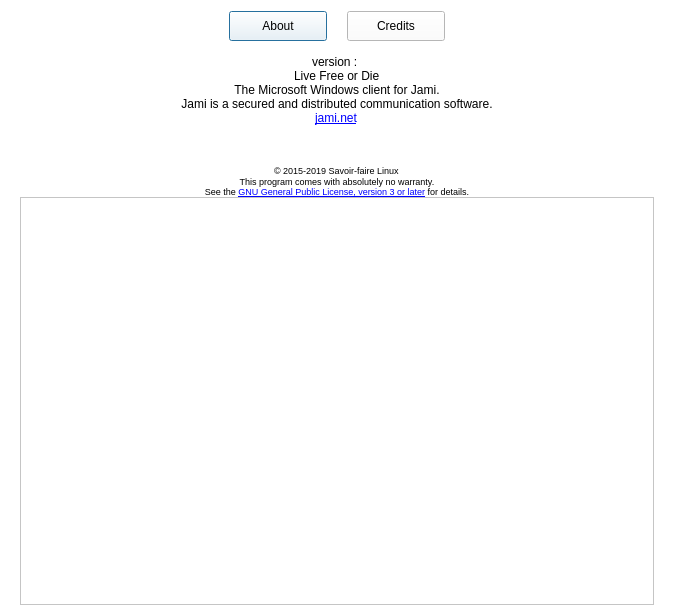
Qt form aboutdialog.ui (savoirfairelinux/jami-client-windows) before a commit.
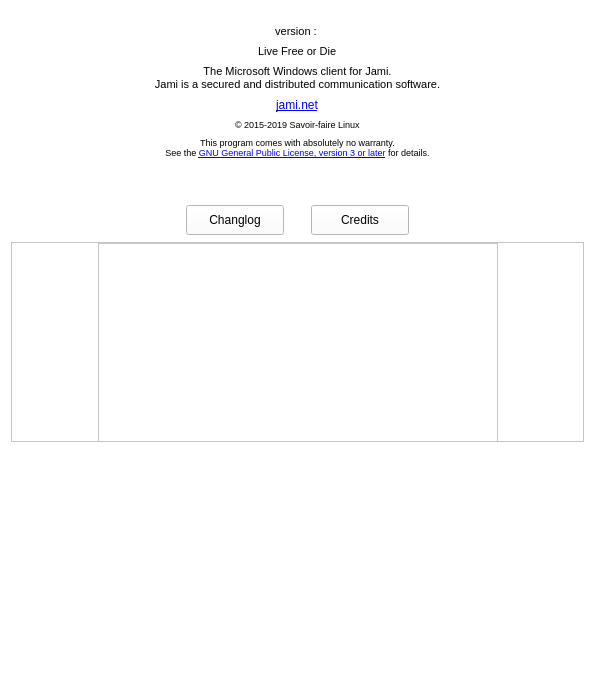
The same form after that commit. Icons and pictures are not drawn.

Commit message: changelog: show generated change logs at every fresh install

Diff of the .ui file:
```diff
--- a/aboutdialog.ui
+++ b/aboutdialog.ui
@@ -1,13 +1,13 @@
 <?xml version="1.0" encoding="UTF-8"?>
 <ui version="4.0">
  <class>AboutDialog</class>
- <widget class="QDialog" name="AboutDialog">
+ <widget class="QWidget" name="AboutDialog">
   <property name="geometry">
    <rect>
     <x>0</x>
     <y>0</y>
-    <width>674</width>
-    <height>616</height>
+    <width>595</width>
+    <height>684</height>
    </rect>
   </property>
   <property name="sizePolicy">
@@ -434,100 +434,10 @@
   <property name="windowTitle">
    <string>About</string>
   </property>
-  <layout class="QVBoxLayout" name="verticalLayout" stretch="0,0,0,0">
+  <layout class="QVBoxLayout" name="verticalLayout" stretch="0,0,0">
    <property name="spacing">
     <number>0</number>
    </property>
-   <item>
-    <layout class="QHBoxLayout" name="horizontalLayout" stretch="0,0,0,0,0">
-     <property name="topMargin">
-      <number>0</number>
-     </property>
-     <item>
-      <spacer name="horizontalSpacer_2">
-       <property name="orientation">
-        <enum>Qt::Horizontal</enum>
-       </property>
-       <property name="sizeHint" stdset="0">
-        <size>
-         <width>40</width>
-         <height>20</height>
-        </size>
-       </property>
-      </spacer>
-     </item>
-     <item>
-      <widget class="QPushButton" name="aboutButton">
-       <property name="minimumSize">
-        <size>
-         <width>98</width>
-         <height>30</height>
-        </size>
-       </property>
-       <property name="toolTip">
-        <string>About</string>
-       </property>
-       <property name="text">
-        <string>About</string>
-       </property>
-       <property name="checkable">
-        <bool>false</bool>
-       </property>
-       <property name="checked">
-        <bool>false</bool>
-       </property>
-      </widget>
-     </item>
-     <item>
-      <spacer name="horizontalSpacer_3">
-       <property name="orientation">
-        <enum>Qt::Horizontal</enum>
-       </property>
-       <property name="sizeType">
-        <enum>QSizePolicy::Fixed</enum>
-       </property>
-       <property name="sizeHint" stdset="0">
-        <size>
-         <width>20</width>
-         <height>20</height>
-        </size>
-       </property>
-      </spacer>
-     </item>
-     <item>
-      <widget class="QPushButton" name="creditsButton">
-       <property name="minimumSize">
-        <size>
-         <width>98</width>
-         <height>30</height>
-        </size>
-       </property>
-       <property name="toolTip">
-        <string>Credits</string>
-       </property>
-       <property name="text">
-        <string>Credits</string>
-       </property>
-       <property name="checkable">
-        <bool>false</bool>
-       </property>
-      </widget>
-     </item>
-     <item>
-      <spacer name="horizontalSpacer">
-       <property name="orientation">
-        <enum>Qt::Horizontal</enum>
-       </property>
-       <property name="sizeHint" stdset="0">
-        <size>
-         <width>40</width>
-         <height>20</height>
-        </size>
-       </property>
-      </spacer>
-     </item>
-    </layout>
-   </item>
    <item alignment="Qt::AlignHCenter">
     <widget class="QLabel" name="label">
      <property name="sizePolicy">
@@ -547,23 +457,37 @@
      </property>
     </widget>
    </item>
-   <item alignment="Qt::AlignVCenter">
+   <item>
     <widget class="QWidget" name="aboutWidget" native="true">
      <layout class="QVBoxLayout" name="aboutLayout">
       <property name="spacing">
+       <number>7</number>
+      </property>
+      <property name="leftMargin">
        <number>0</number>
       </property>
       <property name="topMargin">
        <number>0</number>
       </property>
+      <property name="rightMargin">
+       <number>0</number>
+      </property>
       <property name="bottomMargin">
        <number>0</number>
       </property>
-      <item alignment="Qt::AlignHCenter">
+      <item>
        <widget class="QLabel" name="gitVersionLabel">
+        <property name="font">
+         <font>
+          <pointsize>8</pointsize>
+         </font>
+        </property>
         <property name="text">
          <string notr="true">version : </string>
         </property>
+        <property name="alignment">
+         <set>Qt::AlignCenter</set>
+        </property>
         <property name="margin">
          <number>5</number>
         </property>
@@ -571,6 +495,11 @@
       </item>
       <item alignment="Qt::AlignHCenter">
        <widget class="QLabel" name="releaseLabel">
+        <property name="font">
+         <font>
+          <pointsize>8</pointsize>
+         </font>
+        </property>
         <property name="text">
          <string>Live Free or Die</string>
         </property>
@@ -584,6 +513,11 @@
       </item>
       <item>
        <widget class="QLabel" name="label_5">
+        <property name="font">
+         <font>
+          <pointsize>8</pointsize>
+         </font>
+        </property>
         <property name="layoutDirection">
          <enum>Qt::LeftToRight</enum>
         </property>
@@ -629,6 +563,48 @@
         </property>
        </widget>
       </item>
+      <item alignment="Qt::AlignHCenter">
+       <widget class="QLabel" name="label_8">
+        <property name="font">
+         <font>
+          <pointsize>7</pointsize>
+         </font>
+        </property>
+        <property name="text">
+         <string notr="true">&lt;html&gt;&lt;head/&gt;&lt;body&gt;&lt;p&gt;© 2015-2019 Savoir-faire Linux&lt;/p&gt;&lt;/body&gt;&lt;/html&gt;</string>
+        </property>
+        <property name="margin">
+         <number>5</number>
+        </property>
+       </widget>
+      </item>
+      <item>
+       <widget class="QLabel" name="label_9">
+        <property name="font">
+         <font>
+          <pointsize>7</pointsize>
+         </font>
+        </property>
+        <property name="cursor">
+         <cursorShape>PointingHandCursor</cursorShape>
+        </property>
+        <property name="text">
+         <string notr="true">&lt;html&gt;&lt;head/&gt;&lt;body&gt;&lt;p&gt;This program comes with absolutely no warranty. &lt;br/&gt;See the &lt;a href=&quot;http://www.gnu.org/licenses/gpl-3.0.html&quot;&gt;&lt;span style=&quot; text-decoration: underline; color:#0000ff;&quot;&gt;GNU General Public License, version 3 or later&lt;/span&gt;&lt;/a&gt; for details.&lt;/p&gt;&lt;/body&gt;&lt;/html&gt;</string>
+        </property>
+        <property name="textFormat">
+         <enum>Qt::RichText</enum>
+        </property>
+        <property name="alignment">
+         <set>Qt::AlignCenter</set>
+        </property>
+        <property name="wordWrap">
+         <bool>false</bool>
+        </property>
+        <property name="openExternalLinks">
+         <bool>true</bool>
+        </property>
+       </widget>
+      </item>
       <item>
        <spacer name="verticalSpacer">
         <property name="orientation">
@@ -642,74 +618,269 @@
         </property>
        </spacer>
       </item>
-      <item alignment="Qt::AlignHCenter">
-       <widget class="QLabel" name="label_8">
-        <property name="font">
-         <font>
-          <pointsize>7</pointsize>
-         </font>
+      <item>
+       <layout class="QHBoxLayout" name="horizontalLayout" stretch="0,0,0,0,0">
+        <property name="topMargin">
+         <number>0</number>
         </property>
-        <property name="text">
-         <string notr="true">&lt;html&gt;&lt;head/&gt;&lt;body&gt;&lt;p&gt;© 2015-2019 Savoir-faire Linux&lt;/p&gt;&lt;/body&gt;&lt;/html&gt;</string>
-        </property>
-        <property name="margin">
-         <number>5</number>
-        </property>
-       </widget>
+        <item>
+         <spacer name="horizontalSpacer_2">
+          <property name="orientation">
+           <enum>Qt::Horizontal</enum>
+          </property>
+          <property name="sizeHint" stdset="0">
+           <size>
+            <width>40</width>
+            <height>20</height>
+           </size>
+          </property>
+         </spacer>
+        </item>
+        <item>
+         <widget class="QPushButton" name="changelogButton">
+          <property name="minimumSize">
+           <size>
+            <width>98</width>
+            <height>30</height>
+           </size>
+          </property>
+          <property name="font">
+           <font>
+            <pointsize>9</pointsize>
+           </font>
+          </property>
+          <property name="toolTip">
+           <string>About</string>
+          </property>
+          <property name="text">
+           <string>Changlog</string>
+          </property>
+          <property name="checkable">
+           <bool>false</bool>
+          </property>
+          <property name="checked">
+           <bool>false</bool>
+          </property>
+         </widget>
+        </item>
+        <item>
+         <spacer name="horizontalSpacer_3">
+          <property name="orientation">
+           <enum>Qt::Horizontal</enum>
+          </property>
+          <property name="sizeType">
+           <enum>QSizePolicy::Fixed</enum>
+          </property>
+          <property name="sizeHint" stdset="0">
+           <size>
+            <width>20</width>
+            <height>20</height>
+           </size>
+          </property>
+         </spacer>
+        </item>
+        <item>
+         <widget class="QPushButton" name="creditsButton">
+          <property name="minimumSize">
+           <size>
+            <width>98</width>
+            <height>30</height>
+           </size>
+          </property>
+          <property name="font">
+           <font>
+            <pointsize>9</pointsize>
+           </font>
+          </property>
+          <property name="toolTip">
+           <string>Credits</string>
+          </property>
+          <property name="text">
+           <string>Credits</string>
+          </property>
+          <property name="checkable">
+           <bool>false</bool>
+          </property>
+         </widget>
+        </item>
+        <item>
+         <spacer name="horizontalSpacer">
+          <property name="orientation">
+           <enum>Qt::Horizontal</enum>
+          </property>
+          <property name="sizeHint" stdset="0">
+           <size>
+            <width>40</width>
+            <height>20</height>
+           </size>
+          </property>
+         </spacer>
+        </item>
+       </layout>
       </item>
       <item>
-       <widget class="QLabel" name="label_9">
-        <property name="font">
-         <font>
-          <pointsize>7</pointsize>
-         </font>
+       <widget class="QScrollArea" name="changeLogScrollArea">
+        <property name="sizePolicy">
+         <sizepolicy hsizetype="MinimumExpanding" vsizetype="MinimumExpanding">
+          <horstretch>0</horstretch>
+          <verstretch>0</verstretch>
+         </sizepolicy>
         </property>
-        <property name="cursor">
-         <cursorShape>PointingHandCursor</cursorShape>
+        <property name="minimumSize">
+         <size>
+          <width>400</width>
+          <height>0</height>
+         </size>
         </property>
-        <property name="text">
-         <string notr="true">&lt;html&gt;&lt;head/&gt;&lt;body&gt;&lt;p&gt;This program comes with absolutely no warranty. &lt;br/&gt;See the &lt;a href=&quot;http://www.gnu.org/licenses/gpl-3.0.html&quot;&gt;&lt;span style=&quot; text-decoration: underline; color:#0000ff;&quot;&gt;GNU General Public License, version 3 or later&lt;/span&gt;&lt;/a&gt; for details.&lt;/p&gt;&lt;/body&gt;&lt;/html&gt;</string>
+        <property name="maximumSize">
+         <size>
+          <width>16777215</width>
+          <height>200</height>
+         </size>
         </property>
-        <property name="textFormat">
-         <enum>Qt::RichText</enum>
+        <property name="lineWidth">
+         <number>1</number>
         </property>
-        <property name="alignment">
-         <set>Qt::AlignCenter</set>
+        <property name="verticalScrollBarPolicy">
+         <enum>Qt::ScrollBarAlwaysOff</enum>
         </property>
-        <property name="wordWrap">
-         <bool>false</bool>
-        </property>
-        <property name="openExternalLinks">
+        <property name="widgetResizable">
          <bool>true</bool>
         </property>
-       </widget>
-      </item>
-     </layout>
-    </widget>
-   </item>
-   <item>
-    <widget class="QWidget" name="creditsWidget" native="true">
-     <layout class="QVBoxLayout" name="creditsLayout">
-      <property name="topMargin">
-       <number>0</number>
-      </property>
-      <property name="bottomMargin">
-       <number>0</number>
-      </property>
-      <item>
-       <widget class="QTextBrowser" name="creditsBrowser">
-        <property name="html">
-         <string notr="true">&lt;!DOCTYPE HTML PUBLIC &quot;-//W3C//DTD HTML 4.0//EN&quot; &quot;http://www.w3.org/TR/REC-html40/strict.dtd&quot;&gt;
+        <widget class="QWidget" name="changeLogContents">
+         <property name="geometry">
+          <rect>
+           <x>0</x>
+           <y>0</y>
+           <width>571</width>
+           <height>202</height>
+          </rect>
+         </property>
+         <property name="sizePolicy">
+          <sizepolicy hsizetype="MinimumExpanding" vsizetype="MinimumExpanding">
+           <horstretch>0</horstretch>
+           <verstretch>0</verstretch>
+          </sizepolicy>
+         </property>
+         <property name="minimumSize">
+          <size>
+           <width>0</width>
+           <height>0</height>
+          </size>
+         </property>
+         <property name="maximumSize">
+          <size>
+           <width>16777215</width>
+           <height>16777215</height>
+          </size>
+         </property>
+         <layout class="QVBoxLayout" name="verticalLayout_2">
+          <property name="spacing">
+           <number>0</number>
+          </property>
+          <property name="leftMargin">
+           <number>0</number>
+          </property>
+          <property name="topMargin">
+           <number>0</number>
+          </property>
+          <property name="rightMargin">
+           <number>0</number>
+          </property>
+          <property name="bottomMargin">
+           <number>0</number>
+          </property>
+          <item>
+           <layout class="QHBoxLayout" name="horizontalLayout_2">
+            <property name="spacing">
+             <number>0</number>
+            </property>
+            <item>
+             <spacer name="horizontalSpacer_4">
+              <property name="orientation">
+               <enum>Qt::Horizontal</enum>
+              </property>
+              <property name="sizeHint" stdset="0">
+               <size>
+                <width>40</width>
+                <height>20</height>
+               </size>
+              </property>
+             </spacer>
+            </item>
+            <item>
+             <widget class="QTextEdit" name="logTextEdit">
+              <property name="sizePolicy">
+               <sizepolicy hsizetype="MinimumExpanding" vsizetype="MinimumExpanding">
+                <horstretch>0</horstretch>
+                <verstretch>0</verstretch>
+               </sizepolicy>
+              </property>
+              <property name="minimumSize">
+               <size>
+                <width>400</width>
+                <height>200</height>
+               </size>
+              </property>
+              <property name="maximumSize">
+               <size>
+                <width>16777215</width>
+                <height>16777215</height>
+               </size>
+              </property>
+              <property name="frameShape">
+               <enum>QFrame::StyledPanel</enum>
+              </property>
+              <property name="verticalScrollBarPolicy">
+               <enum>Qt::ScrollBarAsNeeded</enum>
+              </property>
+              <property name="readOnly">
+               <bool>true</bool>
+              </property>
+              <property name="html">
+               <string notr="true">&lt;!DOCTYPE HTML PUBLIC &quot;-//W3C//DTD HTML 4.0//EN&quot; &quot;http://www.w3.org/TR/REC-html40/strict.dtd&quot;&gt;
 &lt;html&gt;&lt;head&gt;&lt;meta name=&quot;qrichtext&quot; content=&quot;1&quot; /&gt;&lt;style type=&quot;text/css&quot;&gt;
 p, li { white-space: pre-wrap; }
-&lt;/style&gt;&lt;/head&gt;&lt;body style=&quot; font-family:'Cantarell'; font-size:11pt; font-weight:400; font-style:normal;&quot;&gt;
-&lt;p style=&quot;-qt-paragraph-type:empty; margin-top:0px; margin-bottom:0px; margin-left:0px; margin-right:0px; -qt-block-indent:0; text-indent:0px;&quot;&gt;&lt;br /&gt;&lt;/p&gt;&lt;/body&gt;&lt;/html&gt;</string>
-        </property>
+&lt;/style&gt;&lt;/head&gt;&lt;body style=&quot; font-family:'MS Shell Dlg 2'; font-size:6.6pt; font-weight:400; font-style:normal;&quot;&gt;
+&lt;p style=&quot;-qt-paragraph-type:empty; margin-top:0px; margin-bottom:12px; margin-left:0px; margin-right:0px; -qt-block-indent:0; text-indent:0px; font-size:8pt;&quot;&gt;&lt;br /&gt;&lt;/p&gt;&lt;/body&gt;&lt;/html&gt;</string>
+              </property>
+             </widget>
+            </item>
+            <item>
+             <spacer name="horizontalSpacer_5">
+              <property name="orientation">
+               <enum>Qt::Horizontal</enum>
+              </property>
+              <property name="sizeHint" stdset="0">
+               <size>
+                <width>40</width>
+                <height>20</height>
+               </size>
+              </property>
+             </spacer>
+            </item>
+           </layout>
+          </item>
+         </layout>
+        </widget>
        </widget>
       </item>
      </layout>
     </widget>
    </item>
+   <item>
+    <spacer name="verticalSpacer_2">
+     <property name="orientation">
+      <enum>Qt::Vertical</enum>
+     </property>
+     <property name="sizeHint" stdset="0">
+      <size>
+       <width>20</width>
+       <height>40</height>
+      </size>
+     </property>
+    </spacer>
+   </item>
   </layout>
  </widget>
  <tabstops>
```
Left out of the diff: 3 changed lines with no effect on the pictures. The commit also changes 15 other files.
